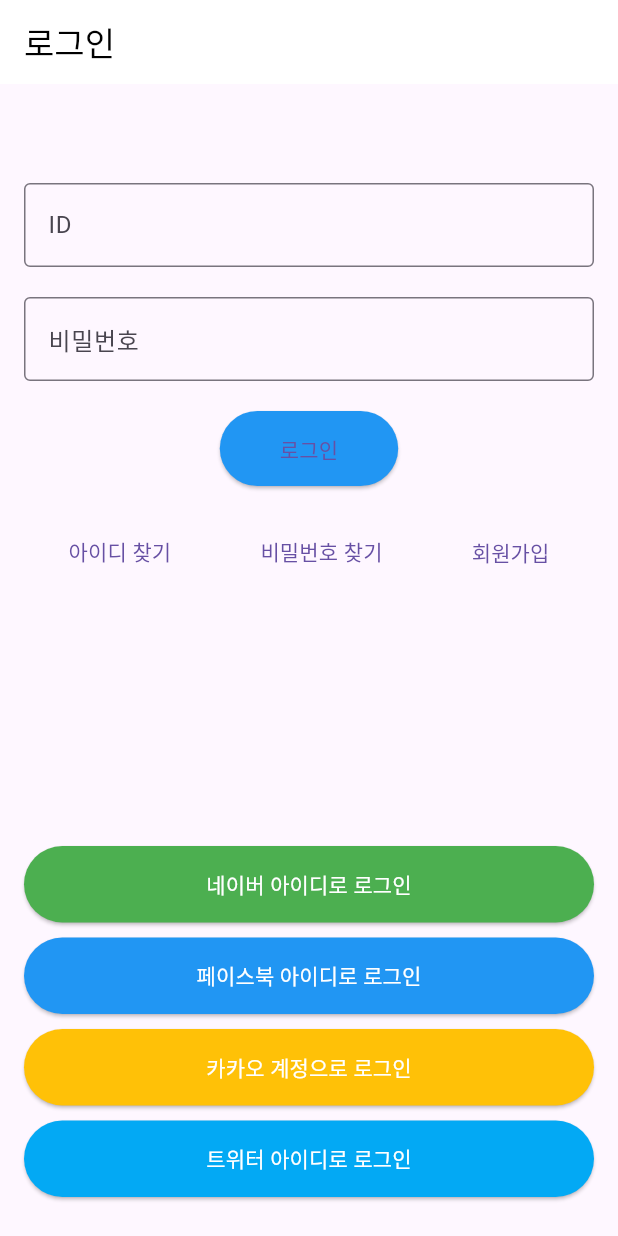
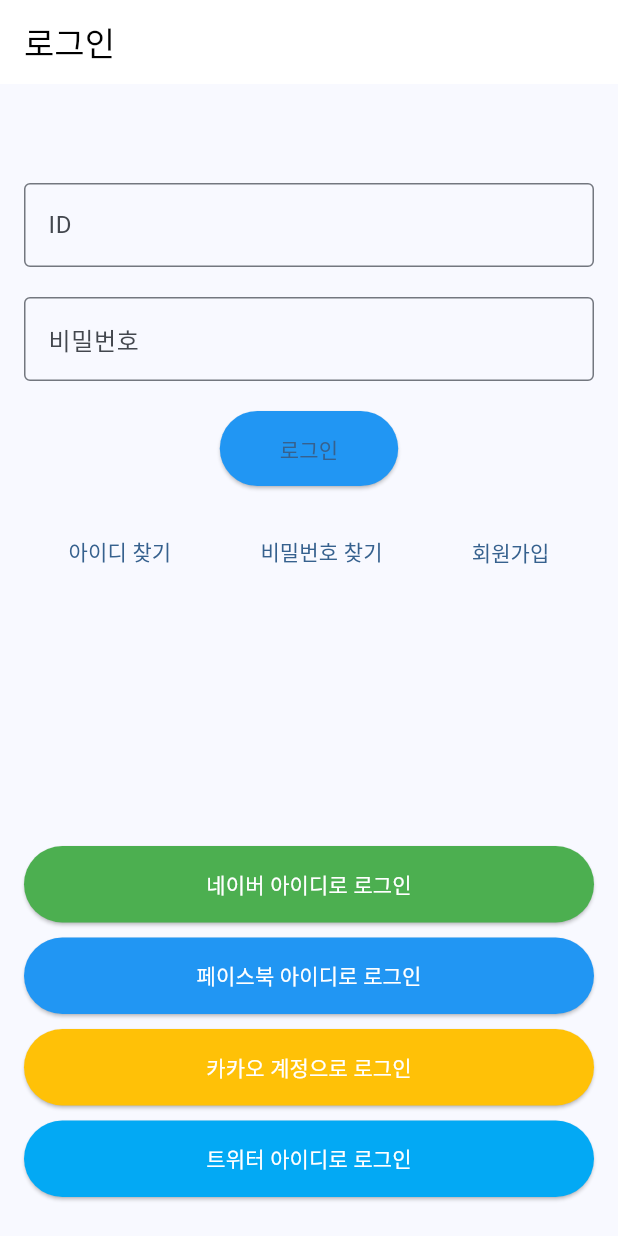
Before and after one commit to GroupMeeting/frontend, a Flutter app: the screen it shows after launch, on a phone screen of 412 x 824 dp. Run offline on Flutter 3.47's test engine with Material 3 defaults, Android fonts, the phone set to English and light mode, and no system bars; our stand-ins replace table_calendar.

Commit message:
프로젝트
프로젝트 생성1

```diff
--- a/lib/main.dart
+++ b/lib/main.dart
@@ -7,13 +7,19 @@ void main() {
 }
 
 class MyApp extends StatelessWidget {
+  const MyApp({super.key});
+
   @override
   Widget build(BuildContext context) {
     return MaterialApp(
-      debugShowCheckedModeBanner: false,
       title: 'Flutter Demo',
-      theme: ThemeData(primarySwatch: Colors.blue),
-      home: LoginScreen(), // 로그인 화면을 초기 화면으로 설정
+      theme: ThemeData(
+        // 앱의 전체적인 테마 설정
+        colorScheme: ColorScheme.fromSeed(seedColor: Colors.blue),
+        useMaterial3: true,
+      ),
+      // 기존의 MyHomePage 대신 LoginScreen으로 변경
+      home: LoginScreen(), // 로그인 화면으로 연결
     );
   }
 }
--- a/pubspec.yaml
+++ b/pubspec.yaml
@@ -34,6 +34,7 @@ dependencies:
   # The following adds the Cupertino Icons font to your application.
   # Use with the CupertinoIcons class for iOS style icons.
   cupertino_icons: ^1.0.8
+  table_calendar: ^3.0.8
 
 dev_dependencies:
   flutter_test:
@@ -45,7 +46,7 @@ dev_dependencies:
   # package. See that file for information about deactivating specific lint
   # rules and activating additional ones.
   flutter_lints: ^5.0.0
-
+  table_calendar: ^3.0.8
 # For information on the generic Dart part of this file, see the
 # following page: https://dart.dev/tools/pub/pubspec
 
```
Also changed, not shown: pubspec.lock.
